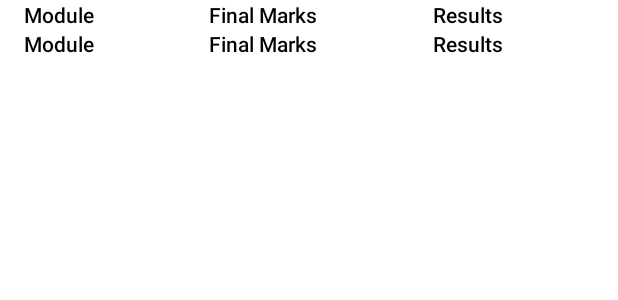
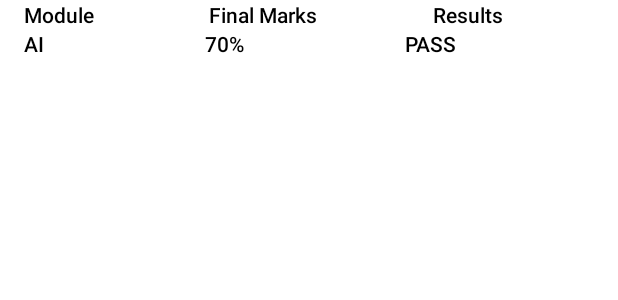
Before and after one commit to fibiollaPlaath/guardian_portal, an Android app: the layout layout_item_marks.xml on its own in the app's theme, with its tools: preview values and no code run, on a phone screen of 412 x 824 dp. Shown: the top 300 px of the screen. Run offline under Robolectric (Android 15) with nearby library versions, the phone set to English and light mode, and no system bars.

Commit message:
logic for academic records

```diff
--- a/app/src/main/res/layout/layout_item_marks.xml
+++ b/app/src/main/res/layout/layout_item_marks.xml
@@ -24,7 +24,7 @@
         android:layout_marginStart="16dp"
         android:fontFamily="sans-serif-medium"
         app:layout_constraintStart_toStartOf="parent"
-        android:text="Module"
+        android:text="AI"
         android:textColor="@color/black"
         app:layout_constraintTop_toBottomOf="@+id/textView_module"/>
 
@@ -49,7 +49,7 @@
         android:layout_gravity="center"
         android:layout_marginStart="16dp"
         android:fontFamily="sans-serif-medium"
-        android:text="Final Marks"
+        android:text="70%"
         android:textColor="@color/black"
         app:layout_constraintEnd_toStartOf="@+id/textView_results_result"
         app:layout_constraintHorizontal_bias="1.0"
@@ -79,7 +79,7 @@
         android:layout_gravity="center"
         android:layout_marginStart="16dp"
         android:fontFamily="sans-serif-medium"
-        android:text="Results"
+        android:text="PASS"
         android:layout_marginEnd="16dp"
         android:textColor="@color/black"
         app:layout_constraintEnd_toEndOf="parent"
```
